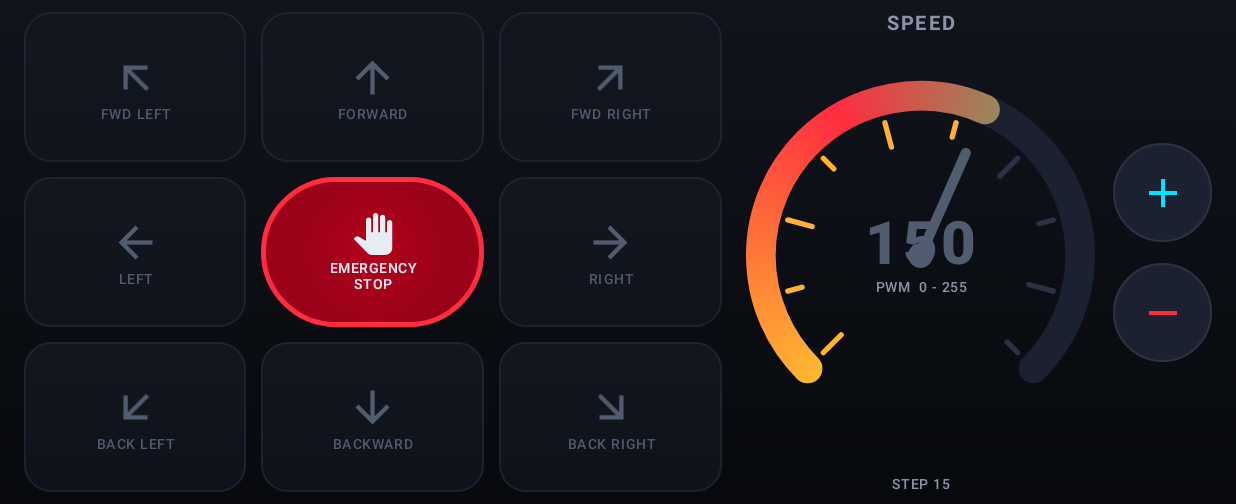
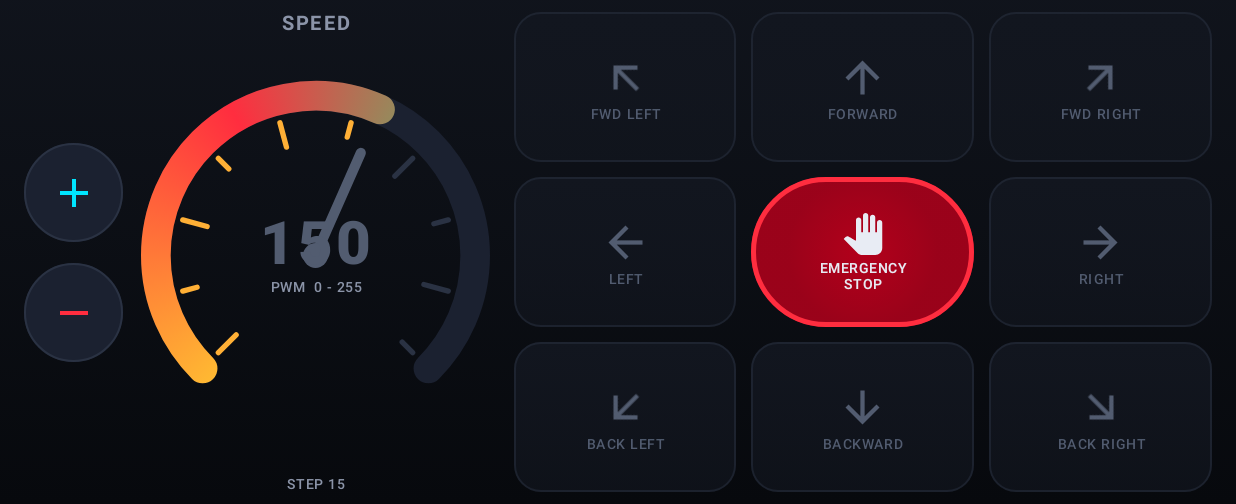
Before and after one commit to Alaa2134/DARK, an Android app built with Jetpack Compose: the screen it shows after launch (MainActivity), on a phone screen of 824 x 412 dp (held sideways), the part 114-618 px from its top. Run offline under Robolectric (Android 15) with nearby library versions, the phone set to English and light mode, and no system bars.

Commit message:
Move the drive pad to the right and the speed panel to the left
Requested layout change. The eight-way pad and its emergency stop now
occupy the right of the dashboard and the speedometer the left, with the
entrance animations following: the speed half slides in from the left
edge, the pad from the right.

The trim buttons move with it. They sat on the speed panel's right edge to
be near the right thumb; with the panel now on the left they stack down
its outer left edge instead, so the left thumb works the speed and the
right thumb is free for the pad.

The pad keeps the larger share of the width (1.2 against 0.8).

Co-Authored-By: Claude Opus 5 <noreply@anthropic.com>
Claude-Session: https://claude.ai/code/session_012yh6rmTCAGxq3jmQm3ZZQn

```diff
--- a/RocketPocket/app/src/main/java/com/rocketpocket/car/ui/components/SpeedPanel.kt
+++ b/RocketPocket/app/src/main/java/com/rocketpocket/car/ui/components/SpeedPanel.kt
@@ -50,13 +50,33 @@ fun SpeedPanel(
     onDecrease: () -> Unit,
     modifier: Modifier = Modifier,
 ) {
-    // The gauge sits on the left of this panel and the trim buttons stack down its right edge,
-    // which is where the right thumb naturally rests when the phone is held in landscape.
+    // This panel occupies the left half of the dashboard, so the trim buttons stack down its
+    // outer (left) edge where the left thumb rests, and the gauge sits inboard of them. The
+    // right thumb is left free for the drive pad.
     Row(
         modifier = modifier,
         horizontalArrangement = Arrangement.spacedBy(12.dp),
         verticalAlignment = Alignment.CenterVertically,
     ) {
+        Column(
+            modifier = Modifier.fillMaxHeight(),
+            verticalArrangement = Arrangement.spacedBy(14.dp, Alignment.CenterVertically),
+            horizontalAlignment = Alignment.CenterHorizontally,
+        ) {
+            SpeedTrimButton(
+                icon = Icons.Filled.Add,
+                contentDescription = "Increase speed",
+                accent = NeonCyan,
+                onClick = onIncrease,
+            )
+            SpeedTrimButton(
+                icon = Icons.Filled.Remove,
+                contentDescription = "Decrease speed",
+                accent = NeonRed,
+                onClick = onDecrease,
+            )
+        }
+
         Column(
             modifier = Modifier.weight(1f),
             horizontalAlignment = Alignment.CenterHorizontally,
@@ -79,25 +99,6 @@ fun SpeedPanel(
                 text = "STEP 15",
                 style = MaterialTheme.typography.labelSmall,
                 color = TextSecondary,
-            )
-        }
-
-        Column(
-            modifier = Modifier.fillMaxHeight(),
-            verticalArrangement = Arrangement.spacedBy(14.dp, Alignment.CenterVertically),
-            horizontalAlignment = Alignment.CenterHorizontally,
-        ) {
-            SpeedTrimButton(
-                icon = Icons.Filled.Add,
-                contentDescription = "Increase speed",
-                accent = NeonCyan,
-                onClick = onIncrease,
-            )
-            SpeedTrimButton(
-                icon = Icons.Filled.Remove,
-                contentDescription = "Decrease speed",
-                accent = NeonRed,
-                onClick = onDecrease,
             )
         }
     }
--- a/RocketPocket/app/src/main/java/com/rocketpocket/car/ui/screens/ControlScreen.kt
+++ b/RocketPocket/app/src/main/java/com/rocketpocket/car/ui/screens/ControlScreen.kt
@@ -239,29 +239,12 @@ private fun DashboardContent(
                     .padding(top = 8.dp),
                 horizontalArrangement = Arrangement.spacedBy(16.dp),
             ) {
-                // The two halves slide in from their own edges so the dashboard assembles
-                // itself rather than snapping into place.
-                AnimatedVisibility(
-                    visible = entered,
-                    enter = fadeIn(tween(420)) +
-                        slideInHorizontally(tween(420)) { -it / 3 },
-                    modifier = Modifier
-                        .weight(1.2f)
-                        .fillMaxHeight(),
-                ) {
-                    DirectionPad(
-                        enabled = connectionState.isConnected,
-                        onDirectionPressed = viewModel::onDirectionPressed,
-                        onDirectionReleased = viewModel::onDirectionReleased,
-                        onEmergencyStop = viewModel::onEmergencyStop,
-                        modifier = Modifier.fillMaxSize(),
-                    )
-                }
-
+                // Speed on the left, drive pad on the right. Each half slides in from its own
+                // edge so the dashboard assembles itself rather than snapping into place.
                 AnimatedVisibility(
                     visible = entered,
                     enter = fadeIn(tween(420, delayMillis = 120)) +
-                        slideInHorizontally(tween(420, delayMillis = 120)) { it / 3 },
+                        slideInHorizontally(tween(420, delayMillis = 120)) { -it / 3 },
                     modifier = Modifier
                         .weight(0.8f)
                         .fillMaxHeight(),
@@ -272,6 +255,23 @@ private fun DashboardContent(
                         connected = connectionState.isConnected,
                         onIncrease = viewModel::increaseSpeed,
                         onDecrease = viewModel::decreaseSpeed,
+                        modifier = Modifier.fillMaxSize(),
+                    )
+                }
+
+                AnimatedVisibility(
+                    visible = entered,
+                    enter = fadeIn(tween(420)) +
+                        slideInHorizontally(tween(420)) { it / 3 },
+                    modifier = Modifier
+                        .weight(1.2f)
+                        .fillMaxHeight(),
+                ) {
+                    DirectionPad(
+                        enabled = connectionState.isConnected,
+                        onDirectionPressed = viewModel::onDirectionPressed,
+                        onDirectionReleased = viewModel::onDirectionReleased,
+                        onEmergencyStop = viewModel::onEmergencyStop,
                         modifier = Modifier.fillMaxSize(),
                     )
                 }
```
